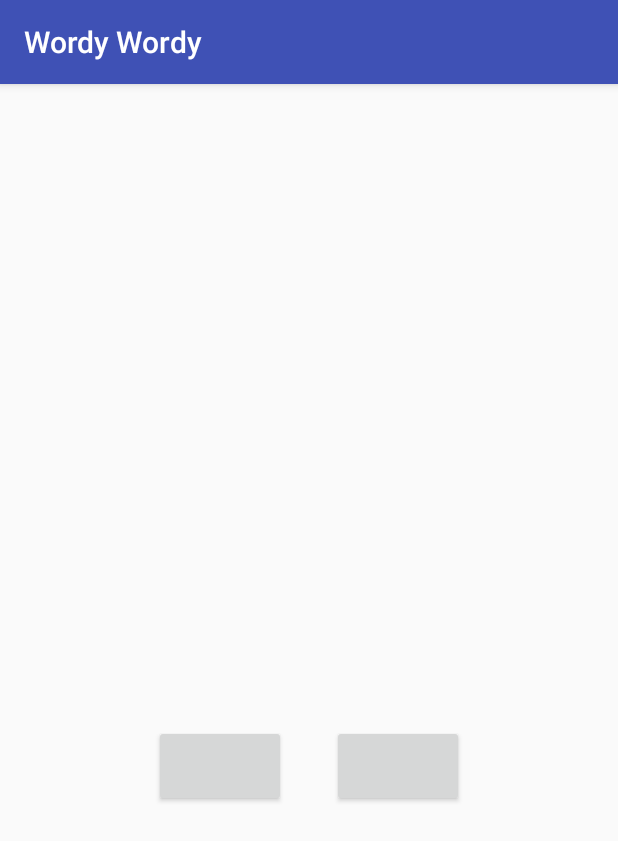
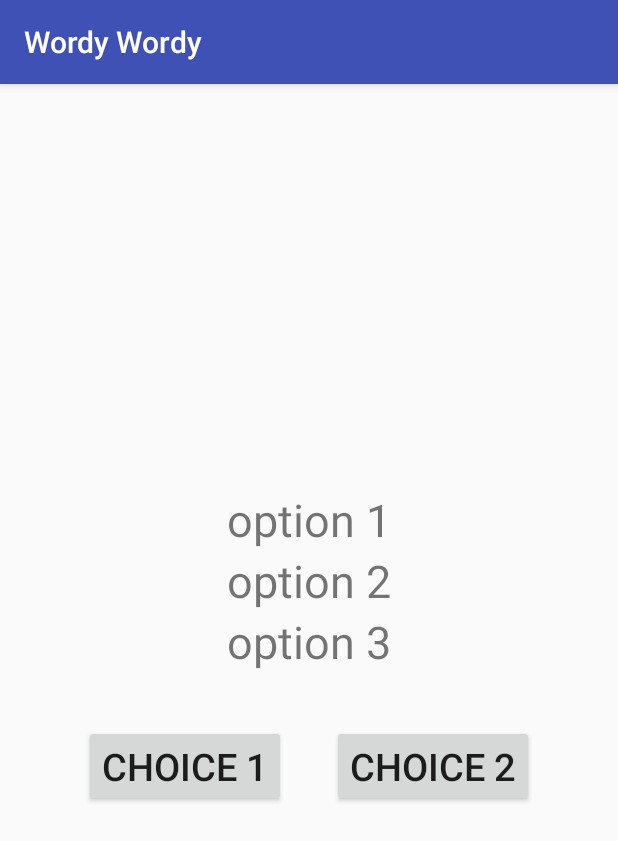
Before and after one commit to salazar3antonio/WordPalApp, an Android app: the QuizListFragment screen opened directly, with no data from a screen before it, on a phone screen of 412 x 824 dp. Shown: the top 841 px of the screen. Run offline under Robolectric (Android 15) with nearby library versions, the phone set to English and light mode, and no system bars.

```diff
--- a/app/src/main/java/co/wordywordy/wordywordy/Constants.java
+++ b/app/src/main/java/co/wordywordy/wordywordy/Constants.java
@@ -20,7 +20,7 @@ public class Constants {
     public static final String API_PRODUCTION_KEY = "VxKyScMn86mshAMSNaxk6IDI9bHQp1d13xnjsnPxFQYhKKEAMg";
 
     // URLs to be used to access the API
-    public static final String END_POINT_URL = "https://twinword-word-association-quiz.p.mashape.com/type1/";
+    public static final String END_POINT_URL = "https://twinword-word-association-quiz.p.mashape.com/type1/?";
 
     //JSON body keys
     public static final String AREA = "area";
--- a/app/src/main/java/co/wordywordy/wordywordy/QuizListFragment.java
+++ b/app/src/main/java/co/wordywordy/wordywordy/QuizListFragment.java
@@ -50,11 +50,6 @@ public class QuizListFragment extends Fragment {
 
         View view = inflater.inflate(R.layout.fragment_quiz_list, container, false);
 
-        mAreaTest = (TextView) view.findViewById(R.id.area_test);
-        mLevelTest = (TextView) view.findViewById(R.id.level_test);
-
-        mAreaTest.setText(mArea);
-
         Toast.makeText(getContext(), "The Level " + mLevel, Toast.LENGTH_LONG).show();
 
         return view;
--- a/app/src/main/res/layout/fragment_quiz_list.xml
+++ b/app/src/main/res/layout/fragment_quiz_list.xml
@@ -14,7 +14,7 @@
         android:layout_gravity="center_horizontal"
         android:textSize="30sp"
         android:textStyle="normal"
-        tools:text="option 1"/>
+        android:text="option 1"/>
 
     <TextView
         android:id="@+id/optionTwo"
@@ -23,7 +23,7 @@
         android:layout_gravity="center_horizontal"
         android:textSize="30sp"
         android:textStyle="normal"
-        tools:text="option 2"/>
+        android:text="option 2"/>
 
     <TextView
         android:id="@+id/optionThree"
@@ -32,7 +32,7 @@
         android:layout_gravity="center_horizontal"
         android:textSize="30sp"
         android:textStyle="normal"
-        tools:text="option 3"/>
+        android:text="option 3"/>
 
     <LinearLayout
         android:layout_width="match_parent"
@@ -45,7 +45,7 @@
             android:id="@+id/choiceOne_button"
             android:layout_width="wrap_content"
             android:layout_height="wrap_content"
-            tools:text="Choice 1"
+            android:text="Choice 1"
             android:layout_margin="15dp"
             android:textSize="25sp"/>
 
@@ -53,7 +53,7 @@
             android:id="@+id/choiceTwo_button"
             android:layout_width="wrap_content"
             android:layout_height="match_parent"
-            tools:text="Choice 2"
+            android:text="Choice 2"
             android:layout_margin="15dp"
             android:textSize="25sp"/>
 
```
Also changed, not shown: app/src/main/java/co/wordywordy/wordywordy/data/QuizList.java (+54 -0 lines), app/src/main/java/co/wordywordy/wordywordy/web/WebUtils.java (added, +24 -0 lines).
